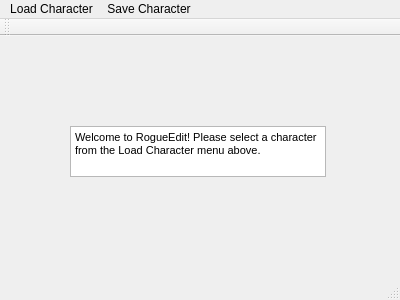
Qt form mainwindow.ui (murfalo/RogueEdit) before a commit.
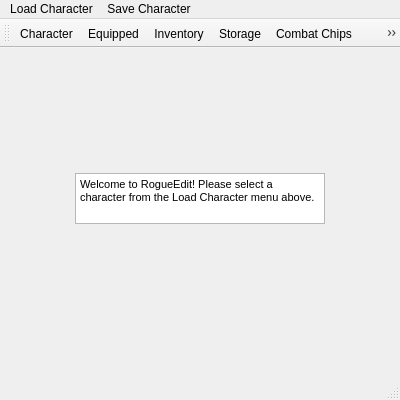
The same form after that commit.

Commit message: Improve layout and close fstream in Editor destructor

Patch:
```diff
--- a/mainwindow.ui
+++ b/mainwindow.ui
@@ -7,9 +7,27 @@
     <x>0</x>
     <y>0</y>
     <width>400</width>
-    <height>300</height>
+    <height>400</height>
    </rect>
   </property>
+  <property name="sizePolicy">
+   <sizepolicy hsizetype="Fixed" vsizetype="Fixed">
+    <horstretch>0</horstretch>
+    <verstretch>0</verstretch>
+   </sizepolicy>
+  </property>
+  <property name="minimumSize">
+   <size>
+    <width>400</width>
+    <height>400</height>
+   </size>
+  </property>
+  <property name="maximumSize">
+   <size>
+    <width>400</width>
+    <height>400</height>
+   </size>
+  </property>
   <property name="windowTitle">
    <string>MainWindow</string>
   </property>
@@ -17,9 +35,9 @@
    <widget class="QTextBrowser" name="textBrowser">
     <property name="geometry">
      <rect>
-      <x>70</x>
-      <y>90</y>
-      <width>256</width>
+      <x>75</x>
+      <y>125</y>
+      <width>250</width>
       <height>51</height>
      </rect>
     </property>
@@ -42,6 +60,9 @@
     </rect>
    </property>
    <widget class="QMenu" name="menuLoad_Character">
+    <property name="cursor">
+     <cursorShape>ArrowCursor</cursorShape>
+    </property>
     <property name="title">
      <string>Load Character</string>
     </property>
@@ -54,6 +75,7 @@
    <addaction name="menuLoad_Character"/>
    <addaction name="menuSave_Player"/>
   </widget>
+  <widget class="QStatusBar" name="statusBar"/>
   <widget class="QToolBar" name="mainToolBar">
    <attribute name="toolBarArea">
     <enum>TopToolBarArea</enum>
@@ -61,16 +83,41 @@
    <attribute name="toolBarBreak">
     <bool>false</bool>
    </attribute>
+   <addaction name="actionCharacter"/>
+   <addaction name="actionEquipped"/>
+   <addaction name="actionInventory"/>
+   <addaction name="actionStorage"/>
+   <addaction name="actionCombat_Chips"/>
+   <addaction name="actionShip_Droids"/>
   </widget>
-  <widget class="QStatusBar" name="statusBar"/>
-  <action name="actionApples">
+  <action name="actionCharacter">
    <property name="text">
-    <string>Apples</string>
+    <string>Character</string>
    </property>
   </action>
-  <action name="actionApples_2">
+  <action name="actionEquipped">
    <property name="text">
-    <string>Apples</string>
+    <string>Equipped</string>
+   </property>
+  </action>
+  <action name="actionInventory">
+   <property name="text">
+    <string>Inventory</string>
+   </property>
+  </action>
+  <action name="actionStorage">
+   <property name="text">
+    <string>Storage</string>
+   </property>
+  </action>
+  <action name="actionCombat_Chips">
+   <property name="text">
+    <string>Combat Chips</string>
+   </property>
+  </action>
+  <action name="actionShip_Droids">
+   <property name="text">
+    <string>Ship Droids</string>
    </property>
   </action>
  </widget>
```
The commit also changes 1 other file.
